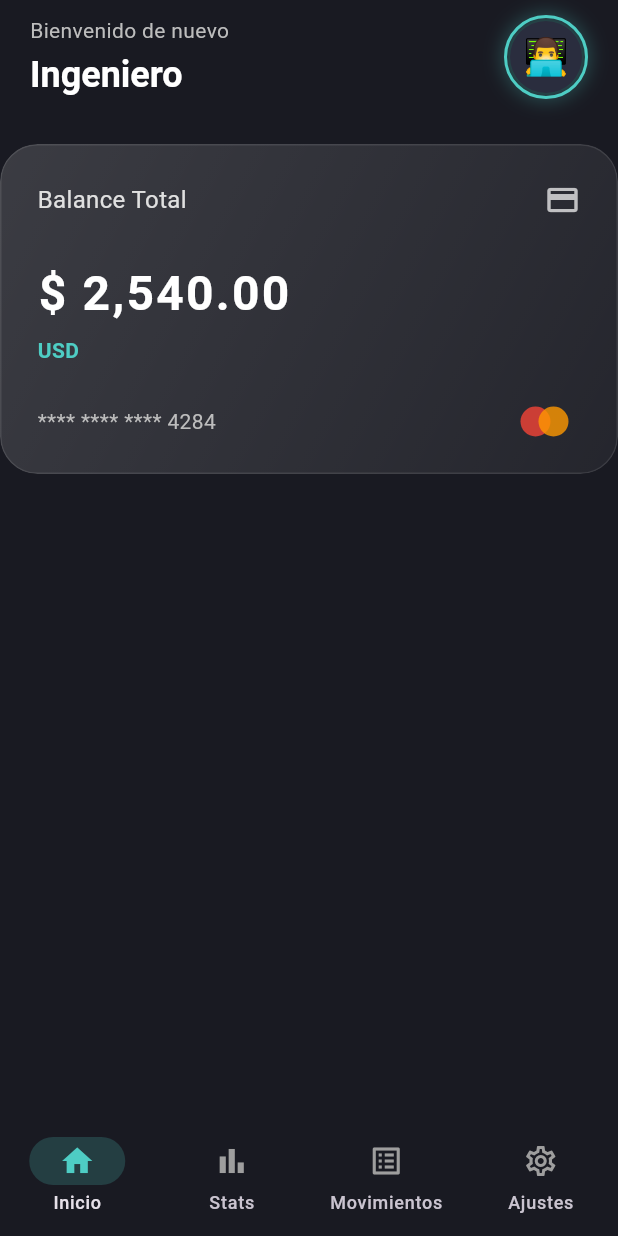
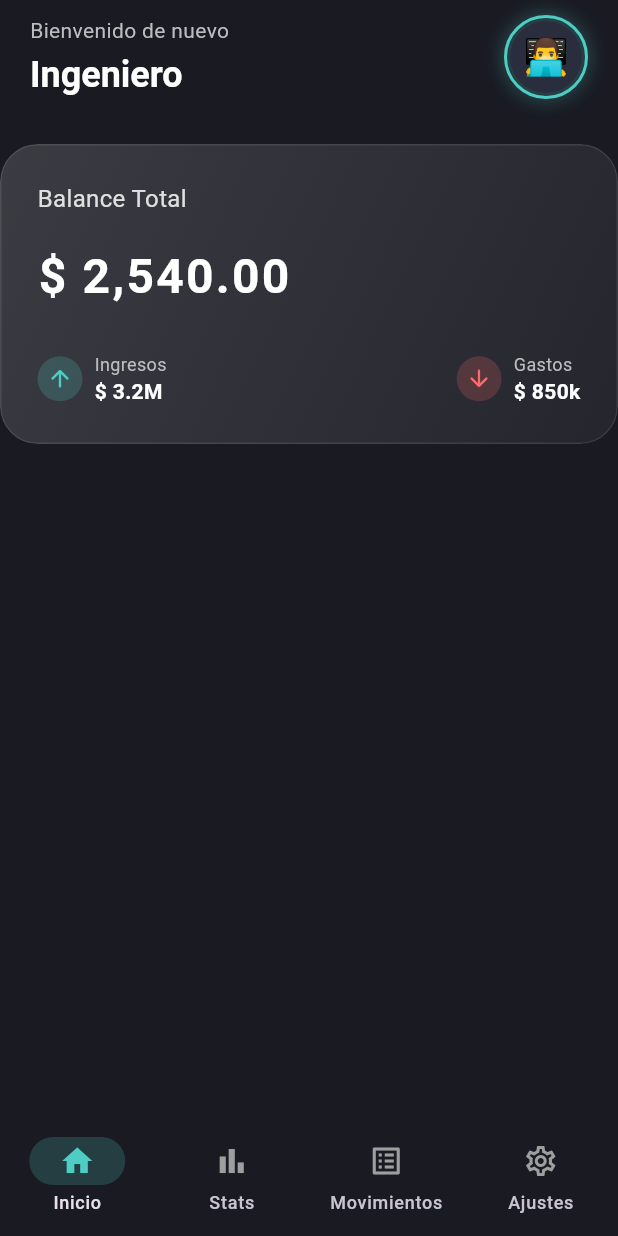
Before and after one commit to AndresCastilloPlata/balancea, a Flutter app: the screen it shows after launch, on a phone screen of 412 x 824 dp. Run offline on Flutter 3.47's test engine with Material 3 defaults, Android fonts, the phone set to English and light mode, and no system bars; our stand-ins replace go_router.

Commit message:
Feat: Implementación de BalanceCard rediseñada estilo Dashboard (sin metáfora de tarjeta de crédito)

```diff
--- a/lib/presentation/widgets/home/balance_card.dart
+++ b/lib/presentation/widgets/home/balance_card.dart
@@ -9,7 +9,7 @@ class BalanceCard extends StatelessWidget {
   Widget build(BuildContext context) {
     return SizedBox(
       width: double.infinity,
-      height: 220,
+      height: 200,
 
       child: Stack(
         children: [
@@ -17,7 +17,7 @@ class BalanceCard extends StatelessWidget {
           ClipRRect(
             borderRadius: BorderRadius.circular(25),
             child: BackdropFilter(
-              filter: ImageFilter.blur(sigmaX: 10, sigmaY: 10),
+              filter: ImageFilter.blur(sigmaX: 15, sigmaY: 15),
               child: Container(
                 decoration: BoxDecoration(
                   borderRadius: BorderRadius.circular(25),
@@ -46,21 +46,12 @@ class BalanceCard extends StatelessWidget {
               mainAxisAlignment: MainAxisAlignment.spaceBetween,
               children: [
                 // Encabezado
-                Row(
-                  mainAxisAlignment: MainAxisAlignment.spaceBetween,
-                  children: [
                 Text(
                   'Balance Total',
                   style: TextStyle(color: Colors.grey[300], fontSize: 16),
                 ),
-                    const Icon(Icons.credit_card, color: Colors.white70),
-                  ],
-                ),
-
-                // Saldo
-                const Column(
-                  crossAxisAlignment: CrossAxisAlignment.start,
-                  children: [
+                const SizedBox(height: 10),
+                // Monto
                 Text(
                   '\$ 2,540.00',
                   style: TextStyle(
@@ -70,42 +61,26 @@ class BalanceCard extends StatelessWidget {
                     letterSpacing: 1.5,
                   ),
                 ),
-                    SizedBox(height: 5),
-                    Text(
-                      'USD', // Moneda
-                      style: TextStyle(
-                        color: Color(0xFF4ECDC4),
-                        fontWeight: FontWeight.bold,
-                      ),
-                    ),
-                  ],
-                ),
+                const SizedBox(height: 20),
 
-                // Pie de la card
+                // Fila Ingresos|Gastos
                 Row(
                   mainAxisAlignment: MainAxisAlignment.spaceBetween,
                   children: [
-                    Text(
-                      '**** **** **** 4284',
-                      style: TextStyle(color: Colors.grey[400], fontSize: 14),
+                    // Indicador de Ingresos
+                    _MiniIndicator(
+                      icon: Icons.arrow_upward_rounded,
+                      color: const Color(0xFF4ECDC4), // Verde Neon
+                      label: 'Ingresos',
+                      amount: '\$ 3.2M',
                     ),
-                    // Círculos decorativos simulando Mastercard/Visa
-                    Row(
-                      children: [
-                        CircleAvatar(
-                          radius: 10,
-                          backgroundColor: Colors.red.withValues(alpha: 0.8),
-                        ),
-                        Transform.translate(
-                          offset: const Offset(-8, 0), // Superponer círculos
-                          child: CircleAvatar(
-                            radius: 10,
-                            backgroundColor: Colors.orange.withValues(
-                              alpha: 0.8,
-                            ),
-                          ),
-                        ),
-                      ],
+
+                    // Indicador de Gastos
+                    _MiniIndicator(
+                      icon: Icons.arrow_downward_rounded,
+                      color: const Color(0xFFFF6B6B), // Rojo Neon
+                      label: 'Gastos',
+                      amount: '\$ 850k',
                     ),
                   ],
                 ),
@@ -117,3 +92,52 @@ class BalanceCard extends StatelessWidget {
     );
   }
 }
+
+class _MiniIndicator extends StatelessWidget {
+  final IconData icon;
+  final Color color;
+  final String label;
+  final String amount;
+
+  const _MiniIndicator({
+    required this.icon,
+    required this.color,
+    required this.label,
+    required this.amount,
+  });
+
+  @override
+  Widget build(BuildContext context) {
+    return Row(
+      children: [
+        // Circulo con icono
+        Container(
+          padding: const EdgeInsets.all(6),
+          decoration: BoxDecoration(
+            color: color.withValues(alpha: 0.2),
+            shape: BoxShape.circle,
+          ),
+          child: Icon(icon, color: color, size: 18),
+        ),
+        const SizedBox(width: 8),
+        Column(
+          crossAxisAlignment: CrossAxisAlignment.start,
+          children: [
+            Text(
+              label,
+              style: TextStyle(color: Colors.grey[400], fontSize: 12),
+            ),
+            Text(
+              amount,
+              style: const TextStyle(
+                color: Colors.white,
+                fontWeight: FontWeight.bold,
+                fontSize: 14,
+              ),
+            ),
+          ],
+        ),
+      ],
+    );
+  }
+}
```
Lines whose indentation alone changed are shown as unchanged.
